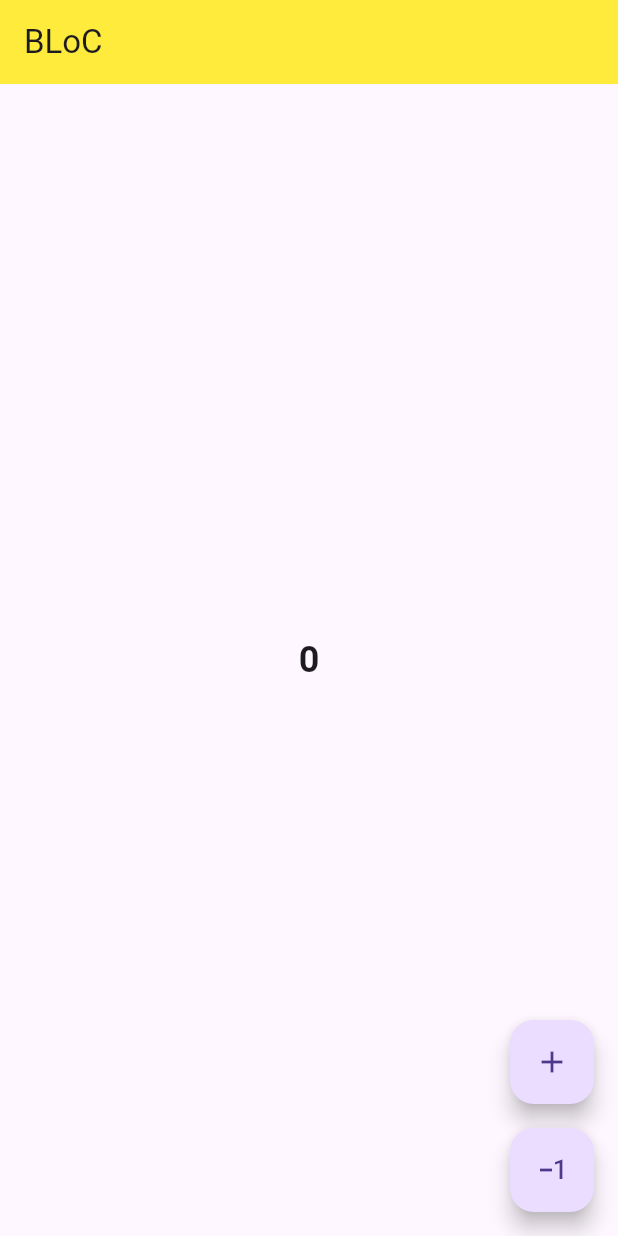
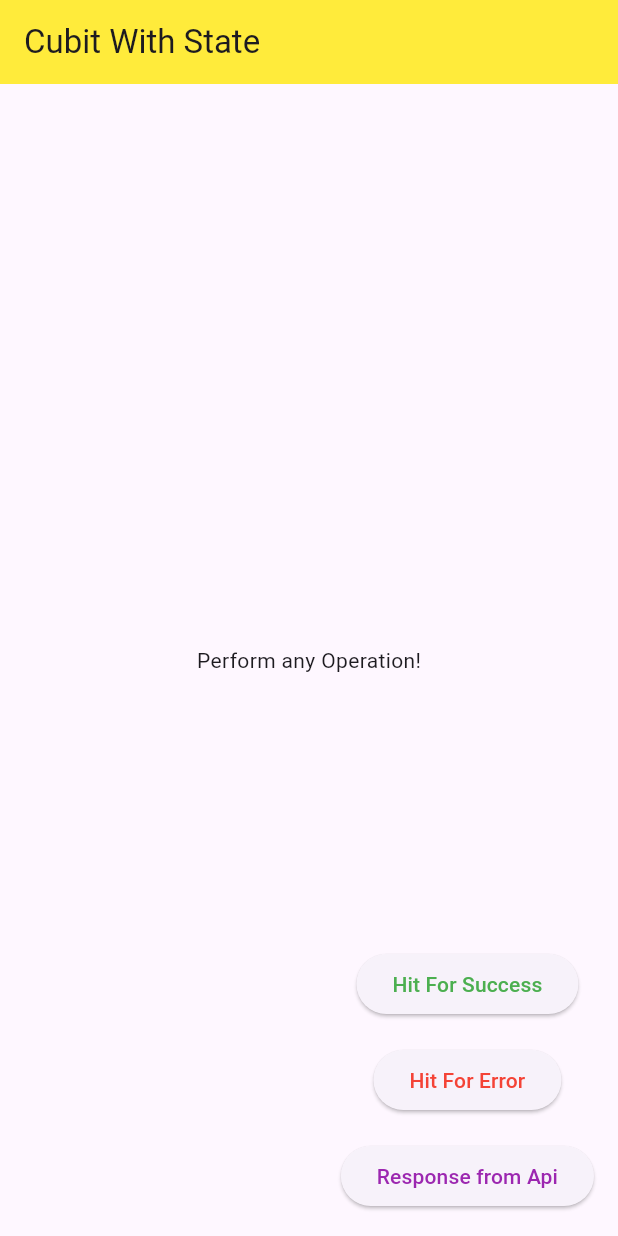
Before and after one commit to ashwanisohaan/todoapp, a Flutter app: the screen it shows after launch, on a phone screen of 412 x 824 dp. Run offline on Flutter 3.47's test engine with Material 3 defaults, Android fonts, the phone set to English and light mode, and no system bars; our stand-ins replace flutter_bloc, go_router, simple_circular_progress_bar.

Commit message:
bloc pattern
bloc pattern

```diff
--- a/lib/main.dart
+++ b/lib/main.dart
@@ -4,6 +4,7 @@ import 'package:provider/provider.dart';
 import 'package:todoapp/statemanage/app_provider.dart';
 import 'package:todoapp/routing/app_routing.dart';
 import 'package:todoapp/statemanage/bloc_pattern.dart';
+import 'package:todoapp/statemanage/cubit_bloc.dart';
 
 void main() => runApp(
   MultiProvider(
@@ -11,6 +12,10 @@ void main() => runApp(
       ChangeNotifierProvider(create: (context) => NameProvider()),
       ChangeNotifierProvider(create: (context) => TodoProvider()),
       BlocProvider<CounterBloc>(create: (context) => CounterBloc()),
+      BlocProvider<CounterBlocWithState>(
+        create: (context) => CounterBlocWithState(),
+      ),
+      BlocProvider<ResponseCubit>(create: (context) => ResponseCubit()),
     ],
     child: MyApp(),
   ),
--- a/lib/routing/app_routing.dart
+++ b/lib/routing/app_routing.dart
@@ -1,6 +1,8 @@
 import 'package:todoapp/screens/addtask_page.dart';
 import 'package:todoapp/screens/bloc_example.dart';
+import 'package:todoapp/screens/bloc_with_state.dart';
 import 'package:todoapp/screens/counter_page.dart';
+import 'package:todoapp/screens/cubit_example.dart';
 import 'package:todoapp/screens/setting.dart';
 import 'package:todoapp/screens/splash.dart';
 import 'package:todoapp/screens/tasklist_page.dart';
@@ -13,6 +15,8 @@ class AppRoutes {
   static const screenSetting = '/setting';
   static const screenCounter = '/counter';
   static const screenBlocExample = '/blocExample';
+  static const screenBlocWithStateExample = '/blocWithStateExample';
+  static const screenCubitWithStateExample = '/cubitWithStateExample';
 
   // Without Go router use
   static var routes = {
@@ -22,12 +26,14 @@ class AppRoutes {
     screenSetting: (context) => SettingScreen(),
     screenCounter: (context) => CounterScreen(),
     screenBlocExample: (context) => BlocExample(),
+    screenBlocWithStateExample: (context) => BlocWithStateScreen(),
+    screenCubitWithStateExample: (context) => CubitWithStateScreen(),
   };
 }
 
 // GoRouter configuration
 final goRouterConfig = GoRouter(
-  initialLocation: AppRoutes.screenBlocExample,
+  initialLocation: AppRoutes.screenCubitWithStateExample,
   routes: [
     GoRoute(
       path: AppRoutes.screenSplash,
@@ -57,6 +63,14 @@ final goRouterConfig = GoRouter(
       path: AppRoutes.screenBlocExample,
       builder: (context, state) => BlocExample(),
     ),
+    GoRoute(
+      path: AppRoutes.screenBlocWithStateExample,
+      builder: (context, state) => BlocWithStateScreen(),
+    ),
+    GoRoute(
+      path: AppRoutes.screenCubitWithStateExample,
+      builder: (context, state) => CubitWithStateScreen(),
+    ),
   ],
   debugLogDiagnostics: true,
 );
--- /dev/null
+++ b/lib/screens/cubit_example.dart
@@ -0,0 +1,105 @@
+import 'package:flutter/material.dart';
+import 'package:flutter_bloc/flutter_bloc.dart';
+import 'package:todoapp/statemanage/cubit_bloc.dart';
+
+class CubitWithStateScreen extends StatelessWidget {
+  CubitWithStateScreen({super.key}) {
+    // var subscNumber = _streamObj.getNumbers().listen((data) {
+    //   print("Numbers- $data");
+    // });
+  }
+
+  @override
+  Widget build(BuildContext context) {
+    return Scaffold(
+      appBar: AppBar(
+        title: Text("Cubit With State"),
+        backgroundColor: Colors.yellow,
+      ),
+      body: BlocListener<ResponseCubit, IncomingResponseState>(
+        listener: (context, state) {
+          // if (state is LoadingState) {
+          //   "Loading State Listener".showSnack(context);
+          // }
+          // else if (state is SuccessState) {
+          //   "Success State Listener".showSnack(context);
+          // } else {
+          //   "Error State Listener".showSnack(context);
+          // }
+        },
+        child: Center(
+          child: Column(
+            mainAxisAlignment: MainAxisAlignment.center,
+            children: [
+              BlocBuilder<ResponseCubit, IncomingResponseState>(
+                builder: (ctx, state) {
+                  if (state is SuccessState) {
+                    return Text(
+                      state.data,
+                      style: TextStyle(
+                        fontSize: 24,
+                        fontWeight: FontWeight.bold,
+                        color: Colors.green,
+                      ),
+                    );
+                  } else if (state is ErrorState) {
+                    return Text(
+                      state.errorData,
+                      style: TextStyle(
+                        fontSize: 24,
+                        fontWeight: FontWeight.bold,
+                        color: Colors.red,
+                      ),
+                    );
+                  } else if (state is LoadingState) {
+                    return CircularProgressIndicator();
+                  } else {
+                    return Text("Perform any Operation!");
+                  }
+                },
+              ),
+            ],
+          ),
+        ),
+      ),
+      floatingActionButton: Column(
+        mainAxisAlignment: MainAxisAlignment.end,
+        children: [
+          ElevatedButton(
+            onPressed: () {
+              context.read<ResponseCubit>().successResponse();
+            },
+            child: Text(
+              "Hit For Success",
+              textAlign: TextAlign.center,
+              style: TextStyle(color: Colors.green),
+            ),
+          ),
+
+          SizedBox(height: 16),
+          ElevatedButton(
+            onPressed: () {
+              BlocProvider.of<ResponseCubit>(context).errorResponse();
+            },
+            child: Text(
+              "Hit For Error",
+              textAlign: TextAlign.center,
+              style: TextStyle(color: Colors.red),
+            ),
+          ),
+          SizedBox(height: 16),
+          ElevatedButton(
+            onPressed: () {
+              BlocProvider.of<ResponseCubit>(context).getReponseFromApi();
+            },
+            child: Text(
+              "Response from Api",
+              textAlign: TextAlign.center,
+              style: TextStyle(color: Colors.purple),
+            ),
+          ),
+        ],
+      ),
+    );
+  }
+}
--- /dev/null
+++ b/lib/statemanage/cubit_bloc.dart
@@ -0,0 +1,61 @@
+import 'dart:convert';
+
+import 'package:flutter_bloc/flutter_bloc.dart';
+import 'package:http/http.dart' as http;
+
+class IncomingResponseState {}
+
+class InitialState extends IncomingResponseState {}
+
+class LoadingState extends IncomingResponseState {}
+
+class SuccessState extends IncomingResponseState {
+  String data;
+  SuccessState({required this.data});
+}
+
+class ErrorState extends IncomingResponseState {
+  String errorData;
+  ErrorState({required this.errorData});
+}
+
+class ResponseCubit extends Cubit<IncomingResponseState> {
+  ResponseCubit() : super(InitialState());
+
+  void successResponse() async {
+    String sData = "";
+    emit(LoadingState());
+    await Future.delayed(Duration(seconds: 3));
+    sData = "Got success Response!";
+
+    emit(SuccessState(data: sData));
+  }
+
+  void errorResponse() async {
+    String eData = "";
+    emit(LoadingState());
+    await Future.delayed(Duration(seconds: 3));
+    eData = "Ooopppppssss, Got Error!";
+    emit(ErrorState(errorData: eData));
+  }
+
+  void getReponseFromApi() async {
+    emit(LoadingState());
+    // await Future.delayed(Duration(seconds: 5));
+    final response = await http.get(
+      Uri.parse('https://jsonplaceholder.typicode.com/todos/1'),
+    );
+
+    if (response.statusCode == 200) {
+      final body = json.decode(response.body);
+      emit(
+        SuccessState(
+          data:
+              "Title: ${body['title']}\nUserId: ${body['userId']}\nId: ${body['id']}\nCompleted: ${body['completed']}",
+        ),
+      );
+    } else {
+      emit(ErrorState(errorData: response.body));
+    }
+  }
+}
--- a/pubspec.yaml
+++ b/pubspec.yaml
@@ -39,6 +39,8 @@ dependencies:
   go_router: ^15.0.0
   provider: ^6.1.4
   flutter_bloc: ^9.1.0
+  http: ^1.3.0
+  convert: ^3.1.2
 
 dev_dependencies:
   flutter_test:
```
Also changed, not shown: lib/screens/bloc_with_state.dart (added, +85 -0 lines), lib/statemanage/bloc_pattern.dart (+14 -0 lines), pubspec.lock.
